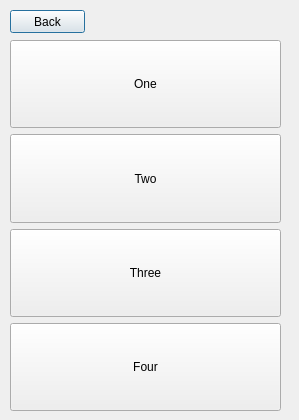
Qt form MainView.ui (Inf1dell/QtApp) before a commit.
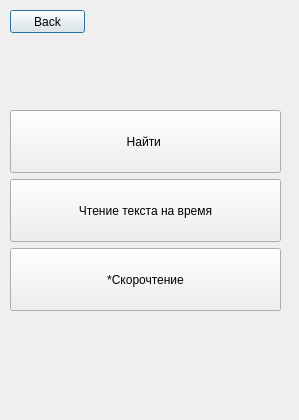
The same form after that commit.

Commit message: add Win and Lose windows

What changed in the file:
```diff
--- a/MainView.ui
+++ b/MainView.ui
@@ -13,6 +13,9 @@
   <property name="windowTitle">
    <string>фыв</string>
   </property>
+  <property name="autoFillBackground">
+   <bool>false</bool>
+  </property>
   <widget class="QPushButton" name="backBtn">
    <property name="geometry">
     <rect>
@@ -30,9 +33,9 @@
    <property name="geometry">
     <rect>
      <x>10</x>
-     <y>40</y>
+     <y>110</y>
      <width>271</width>
-     <height>371</height>
+     <height>201</height>
     </rect>
    </property>
    <layout class="QVBoxLayout" name="verticalLayout">
@@ -45,7 +48,7 @@
        </sizepolicy>
       </property>
       <property name="text">
-       <string>One</string>
+       <string>Найти </string>
       </property>
      </widget>
     </item>
@@ -58,7 +61,7 @@
        </sizepolicy>
       </property>
       <property name="text">
-       <string>Two</string>
+       <string>Чтение текста на время</string>
       </property>
      </widget>
     </item>
@@ -71,20 +74,7 @@
        </sizepolicy>
       </property>
       <property name="text">
-       <string>Three</string>
-      </property>
-     </widget>
-    </item>
-    <item>
-     <widget class="QPushButton" name="fourBtn">
-      <property name="sizePolicy">
-       <sizepolicy hsizetype="Minimum" vsizetype="Minimum">
-        <horstretch>0</horstretch>
-        <verstretch>0</verstretch>
-       </sizepolicy>
-      </property>
-      <property name="text">
-       <string>Four</string>
+       <string>*Скорочтение</string>
       </property>
      </widget>
     </item>
```
The commit also changes 4 other files.
